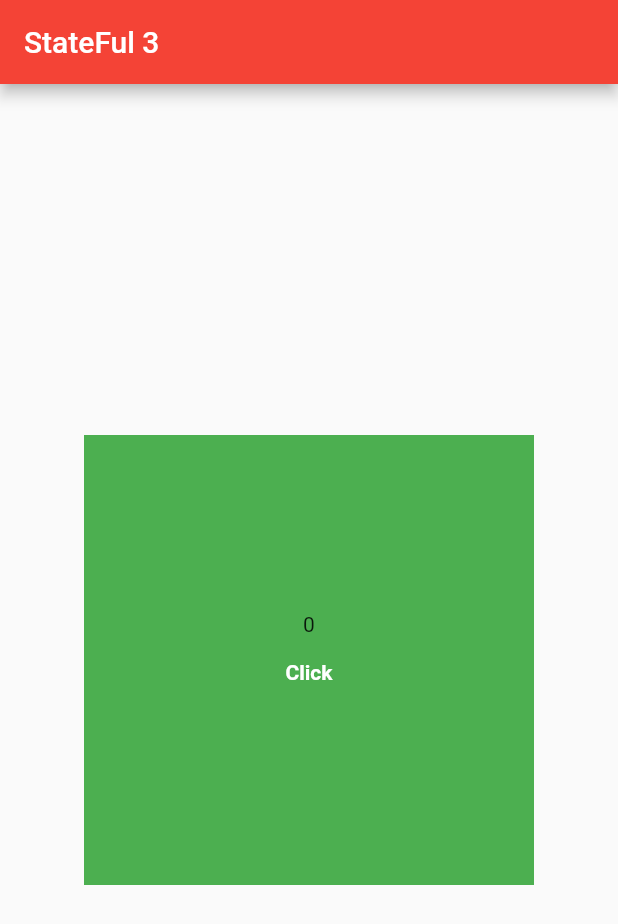
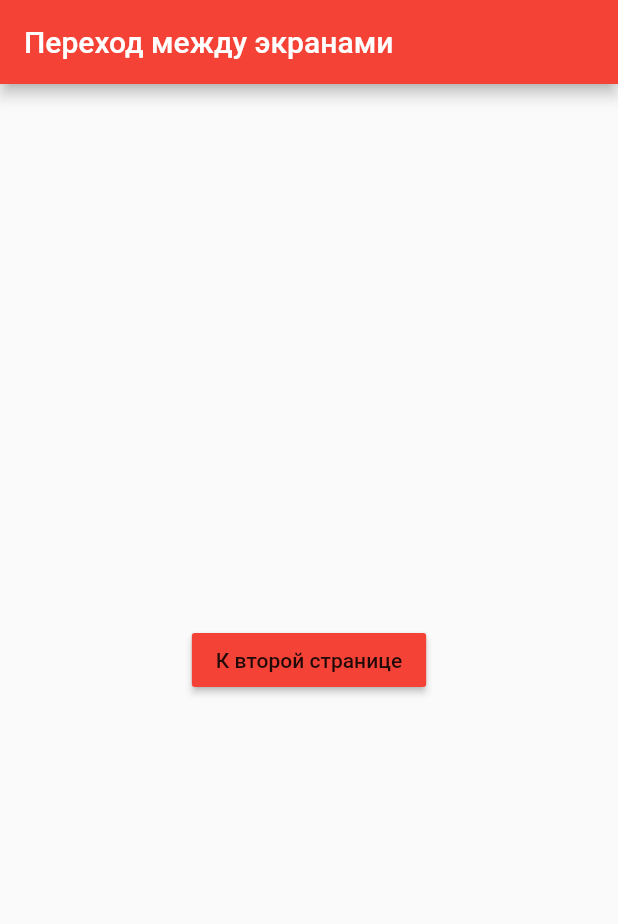
Before and after one commit to JMApps/my_test_app, a Flutter app: the screen it shows after launch, on a phone screen of 412 x 824 dp. Shown: the top 924 px of the screen. Run offline on Flutter 3.47's test engine with Material 2 defaults, Android fonts, the phone set to English and light mode, and no system bars.

Commit message:
Added new lesson

```diff
--- a/lib/pages/main_page.dart
+++ b/lib/pages/main_page.dart
@@ -1,5 +1,5 @@
 import 'package:flutter/material.dart';
-import 'package:my_test_app/widgets/container_for_simple.dart';
+import 'package:my_test_app/pages/second_page.dart';
 
 class MainPage extends StatelessWidget {
   MainPage({Key? key}) : super(key: key);
@@ -7,18 +7,23 @@ class MainPage extends StatelessWidget {
   @override
   Widget build(BuildContext context) {
     return Scaffold(
-      appBar: AppBar(
-        title: Text('StateFul 3'),
-        backgroundColor: Colors.red,
-      ),
-      body: Column(
-        mainAxisAlignment: MainAxisAlignment.center,
-        children: [
-          Center(
-            child: ContainerForSimple(),
+        appBar: AppBar(
+          title: Text('Переход между экранами'),
+          backgroundColor: Colors.red,
+        ),
+        body: Center(
+          child: MaterialButton(
+            onPressed: () {
+              Navigator.push(
+                context,
+                MaterialPageRoute(
+                  builder: (_) => SecondPage(),
+                ),
+              );
+            },
+            child: Text('К второй странице'),
+            color: Colors.red,
           ),
-        ],
-      ),
-    );
+        ));
   }
 }
```
Also changed, not shown: lib/pages/second_page.dart (added, +42 -0 lines), lib/pages/third_page.dart (added, +24 -0 lines).
